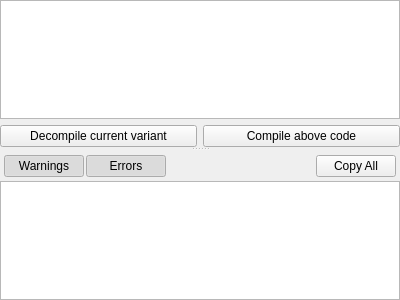
Before: the Qt Designer form native/src/ReachVariantTool/ui/script_editor/page_script_code.ui in DavidJCobb/ReachVariantEditor, drawn with Qt 5.
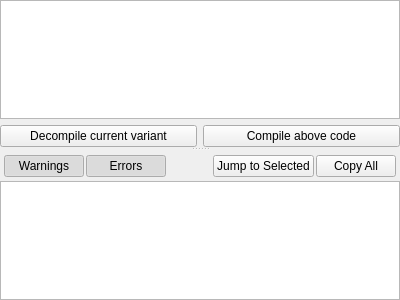
After: the same form once the commit is applied. Custom widgets are drawn as their Qt base class.

The edit to the form file:
```diff
--- a/native/src/ReachVariantTool/ui/script_editor/page_script_code.ui
+++ b/native/src/ReachVariantTool/ui/script_editor/page_script_code.ui
@@ -160,6 +160,13 @@
             </property>
            </spacer>
           </item>
+          <item>
+           <widget class="QPushButton" name="buttonCompileLogJump">
+            <property name="text">
+             <string>Jump to Selected</string>
+            </property>
+           </widget>
+          </item>
           <item>
            <widget class="QPushButton" name="buttonCopyCompileLog">
             <property name="text">
```
Left out of the diff: 10 changed lines with no effect on the pictures.
